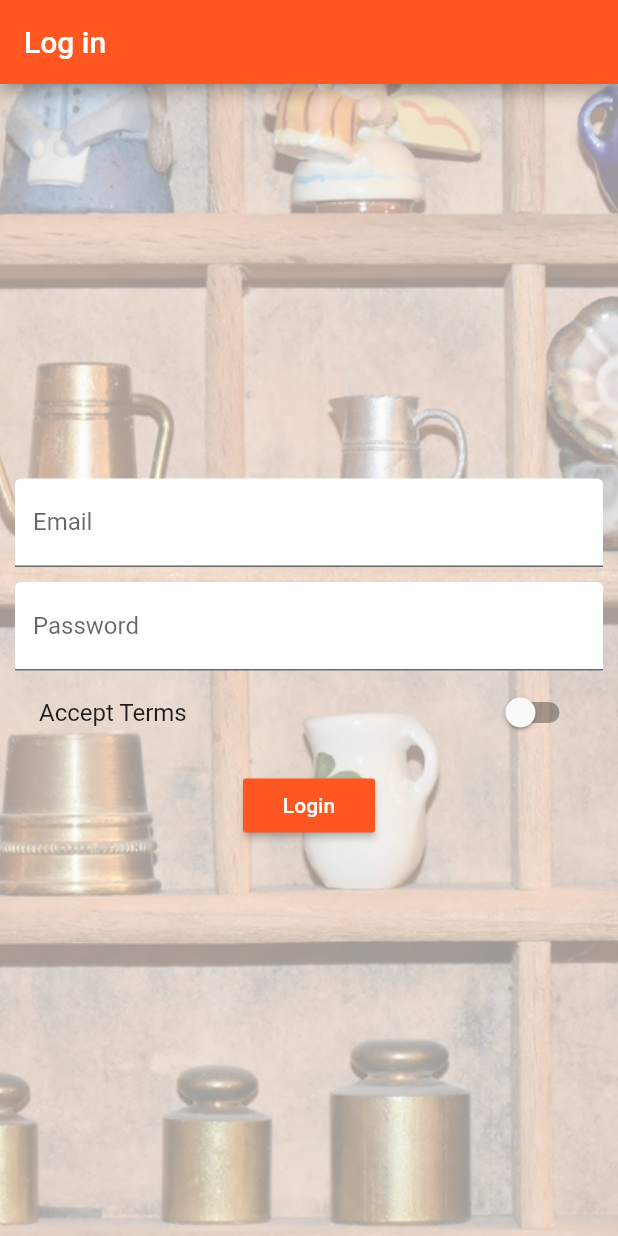
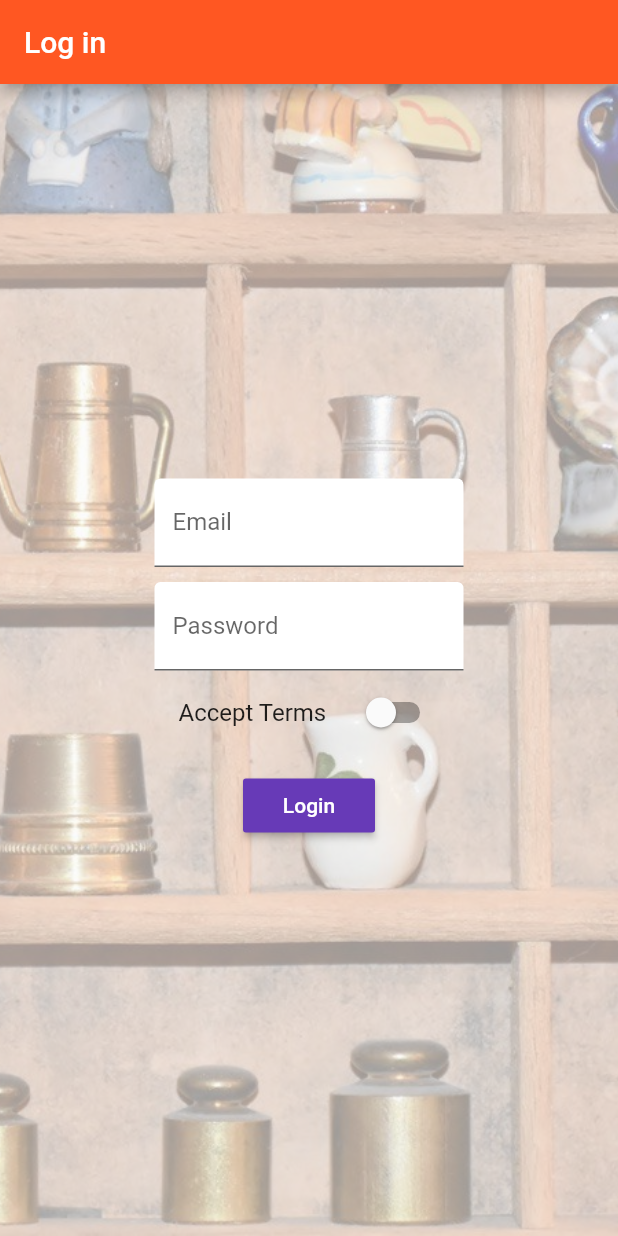
Before and after one commit to vitcool/flutter_course, a Flutter app: the screen it shows after launch, on a phone screen of 412 x 824 dp. Run offline on Flutter 3.47's test engine with Material 2 defaults, Android fonts, the phone set to English and light mode, and no system bars.

Commit message:
FC-22: lanscape orientation support is added

```diff
--- a/lib/main.dart
+++ b/lib/main.dart
@@ -39,7 +39,8 @@ class _MyAppState extends State<MyApp> {
       theme: ThemeData(
           brightness: Brightness.light,
           primarySwatch: Colors.deepOrange,
-          accentColor: Colors.deepPurple),
+          accentColor: Colors.deepPurple,
+          buttonColor: Colors.deepPurple),
       routes: {
         '/': (BuildContext context) => AuthPage(),
         '/products': (BuildContext context) => ProductsPage(_products),
--- a/lib/pages/auth.dart
+++ b/lib/pages/auth.dart
@@ -62,17 +62,22 @@ class _AuthPageState extends State<AuthPage> {
 
   @override
   Widget build(BuildContext context) {
+    final double deviceWidth = MediaQuery.of(context).size.width;
+    final double targetWidth = deviceWidth > 768.0 ? 500 : deviceWidth * 0.5;
+
     return Scaffold(
         appBar: AppBar(
           title: Text('Log in'),
         ),
         body: Container(
+            alignment: Alignment.center,
             decoration: BoxDecoration(image: _buildBackgroundImage()),
             padding: EdgeInsets.all(10.0),
             child: Center(
                 child: SingleChildScrollView(
-                    child: Column(
-              children: <Widget>[
+                    child: Container(
+              width: targetWidth,
+              child: Column(children: <Widget>[
                 _buildEmailTextField(),
                 SizedBox(
                   height: 10.0,
@@ -84,11 +89,10 @@ class _AuthPageState extends State<AuthPage> {
                 ),
                 RaisedButton(
                   child: Text('Login'),
-                  color: Theme.of(context).primaryColor,
                   textColor: Colors.white,
                   onPressed: _submitForm,
                 )
-              ],
+              ]),
             )))));
   }
 }
--- a/lib/pages/product_create.dart
+++ b/lib/pages/product_create.dart
@@ -63,9 +63,14 @@ class _ProductCreatePageState extends State<ProductCreatePage> {
 
   @override
   Widget build(BuildContext context) {
+    final double deviceWidth = MediaQuery.of(context).size.width;
+    final double targetWidth = deviceWidth > 768.0 ? 500 : deviceWidth * 0.5;
+    final double targetPadding = deviceWidth - targetWidth;
     return Container(
+        width: targetWidth,
         margin: EdgeInsets.all(10.0),
         child: ListView(
+          padding: EdgeInsets.symmetric(horizontal: targetPadding / 2),
           children: <Widget>[
             _buildTitleTextField(),
             _buildProductDescription(),
```
